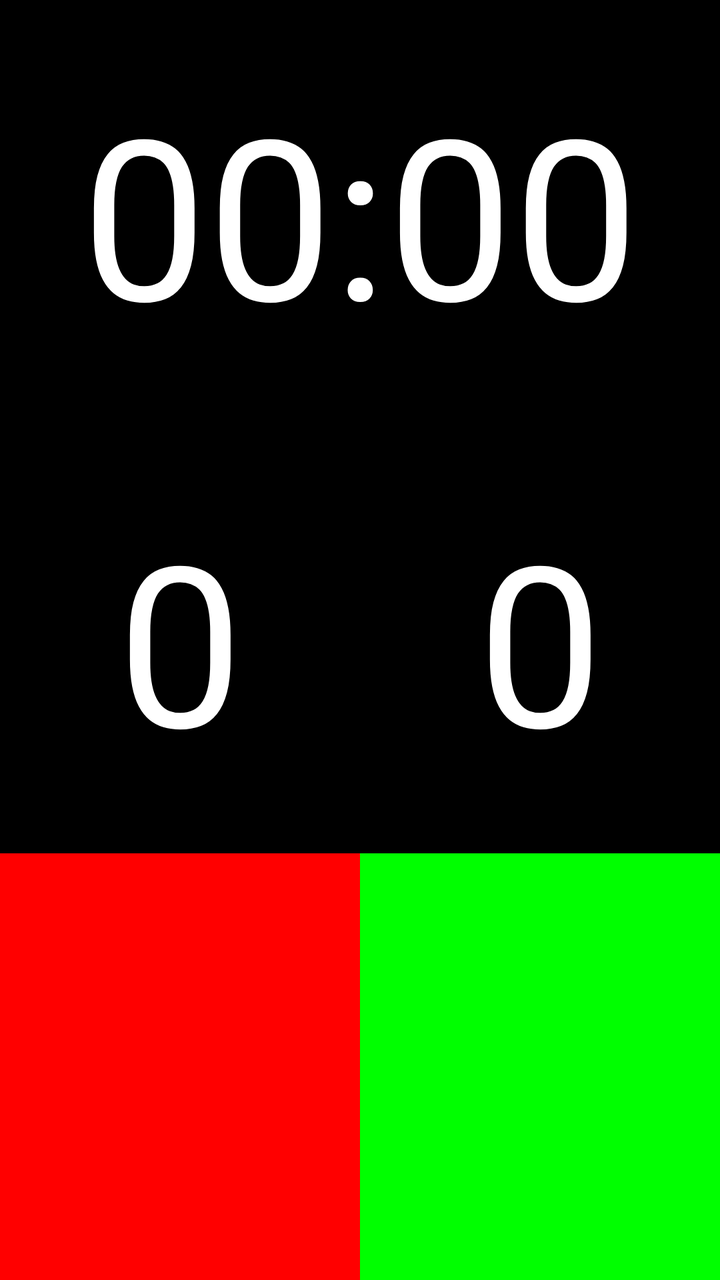
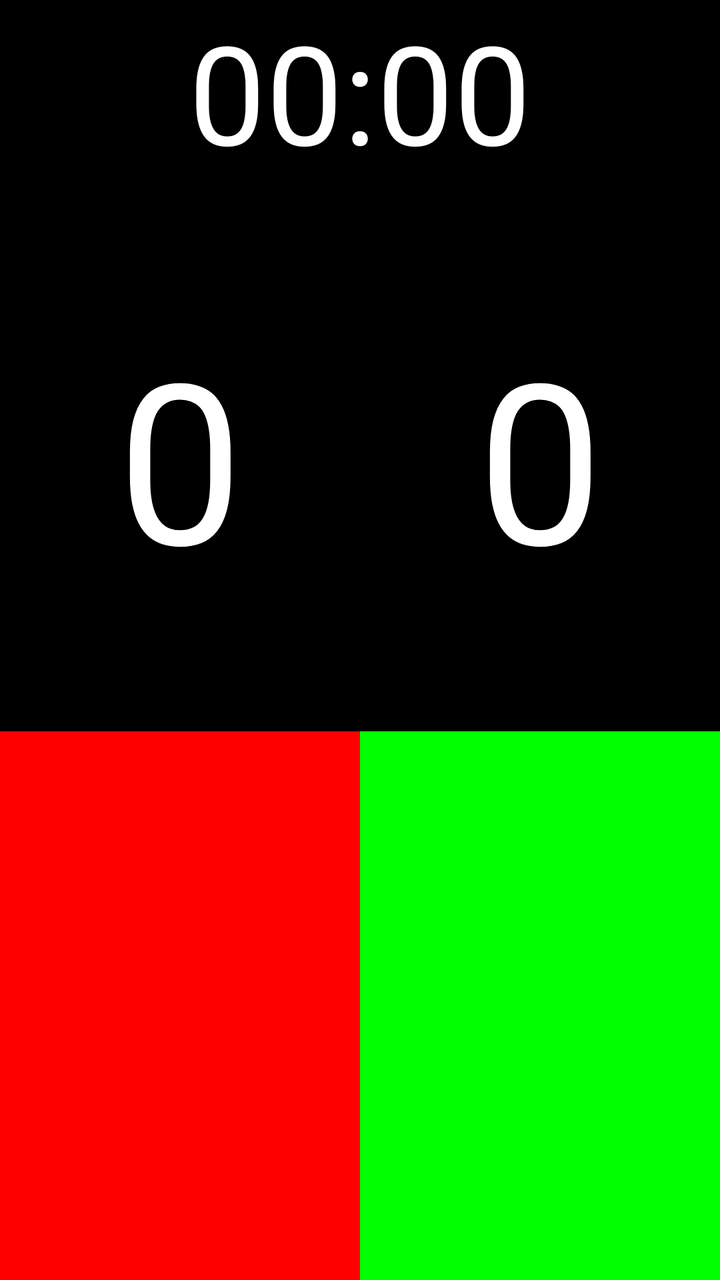

Screens rendered from an Android XML layout before and after an edit, with the pre-edit source and the edit as a unified diff.
<!-- AndroidManifest.xml: application theme android:Theme.NoTitleBar -->
<!-- res/layout/tally_view.xml -->
<?xml version="1.0" encoding="utf-8"?>
<LinearLayout
    xmlns:android="http://schemas.android.com/apk/res/android"
    android:layout_width="match_parent"
    android:layout_height="match_parent"
	android:gravity="center"
	android:orientation="vertical"
	>

	
	<Chronometer
		android:id="@+id/stopwatch"
		android:layout_width="match_parent"
		android:layout_height="0dp"
		android:layout_weight="1"
		android:background="@color/black"
		android:text="0"
		android:textColor="@color/white"
		android:autoSizeTextType="uniform"
		android:gravity="center"
	/>

	
	<LinearLayout
		xmlns:android="http://schemas.android.com/apk/res/android"
		android:layout_width="match_parent"
		android:layout_height="0dp"
		android:layout_weight="1"
		android:gravity="center"
		android:orientation="horizontal">
		
		<TextView
			android:id="@+id/left_score_text"
			android:layout_width="0dp"
			android:layout_height="match_parent"
			android:layout_weight="1"
			android:background="@color/black"
			android:text="0"
			android:textColor="@color/white"
			android:autoSizeTextType="uniform"
			android:gravity="center"
		/>
		
		<TextView
			android:id="@+id/right_score_text"
			android:layout_width="0dp"
			android:layout_height="match_parent"
			android:layout_weight="1"
			android:background="@color/black"
			android:text="0"
			android:textColor="@color/white"
			android:autoSizeTextType="uniform"
			android:gravity="center"
		/>
	</LinearLayout>

	
	<LinearLayout
		xmlns:android="http://schemas.android.com/apk/res/android"
		android:layout_width="match_parent"
		android:layout_height="0dp"
		android:layout_weight="1"
		android:gravity="center"
		android:orientation="horizontal">
		
		<Button
			android:id="@+id/left_score_button"
			android:layout_width="0dp"
			android:layout_height="match_parent"
			android:layout_weight="1"
			android:background="@color/red"
			android:onClick="onClick"
		/>
		
		<Button
			android:id="@+id/right_score_button"
			android:layout_width="0dp"
			android:layout_height="match_parent"
			android:layout_weight="1"
			android:background="@color/green"
			android:onClick="onClick"
		/>
	</LinearLayout>
</LinearLayout>
<!-- resources referenced by this layout -->
<resources>
  <color name="black">#ff000000</color>
  <color name="green">#ff00ff00</color>
  <color name="red">#ffff0000</color>
  <color name="white">#ffffffff</color>
</resources>

<!-- the commit's change to res/layout/tally_view.xml (unified diff, before → after) -->
@@ -25,7 +25,7 @@
 		xmlns:android="http://schemas.android.com/apk/res/android"
 		android:layout_width="match_parent"
 		android:layout_height="0dp"
-		android:layout_weight="1"
+		android:layout_weight="3"
 		android:gravity="center"
 		android:orientation="horizontal">
 		
@@ -59,7 +59,7 @@
 		xmlns:android="http://schemas.android.com/apk/res/android"
 		android:layout_width="match_parent"
 		android:layout_height="0dp"
-		android:layout_weight="1"
+		android:layout_weight="3"
 		android:gravity="center"
 		android:orientation="horizontal">
 		
